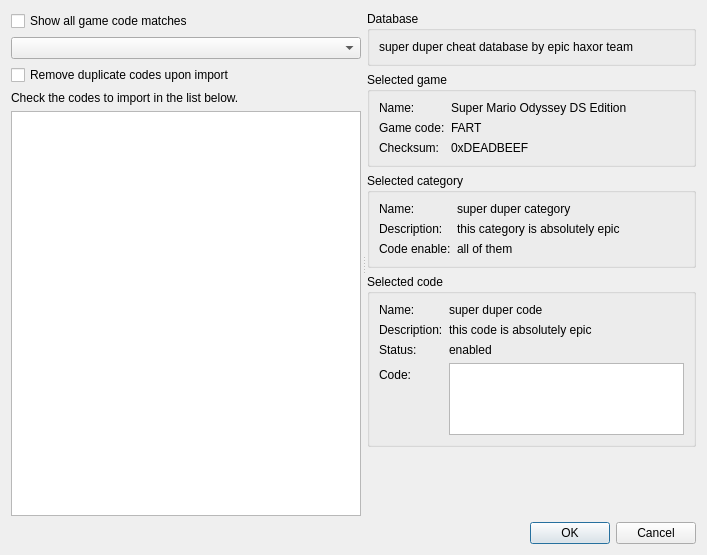
Old version of the form src/frontend/qt_sdl/CheatImportDialog.ui in the repository openpak/melonds.
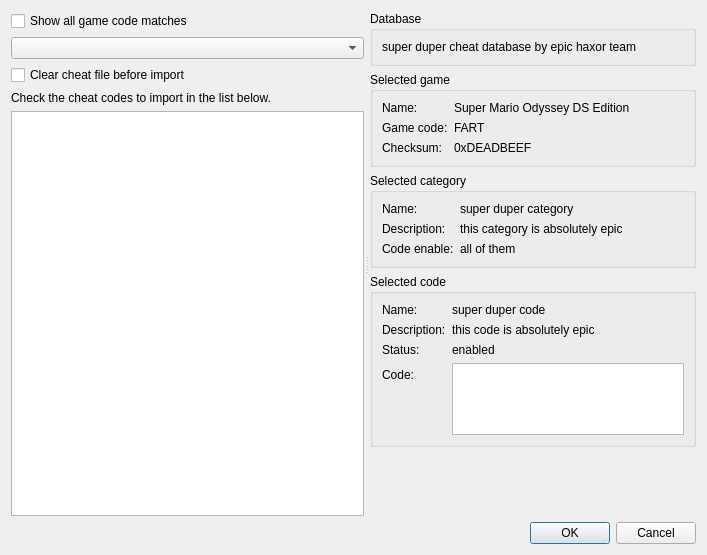
New version of the form.

```diff
--- a/src/frontend/qt_sdl/CheatImportDialog.ui
+++ b/src/frontend/qt_sdl/CheatImportDialog.ui
@@ -22,7 +22,7 @@
      <property name="handleWidth">
       <number>2</number>
      </property>
-     <widget class="QWidget" name="">
+     <widget class="QWidget" name="layoutWidget">
       <layout class="QVBoxLayout" name="verticalLayout">
        <property name="rightMargin">
         <number>2</number>
@@ -40,14 +40,14 @@
        <item>
         <widget class="QCheckBox" name="chkRemoveDuplicates">
          <property name="text">
-          <string>Remove duplicate codes upon import</string>
+          <string>Clear cheat file before import</string>
          </property>
         </widget>
        </item>
        <item>
         <widget class="QLabel" name="label_8">
          <property name="text">
-          <string>Check the codes to import in the list below.</string>
+          <string>Check the cheat codes to import in the list below.</string>
          </property>
         </widget>
        </item>
@@ -60,7 +60,7 @@
        </item>
       </layout>
      </widget>
-     <widget class="QWidget" name="">
+     <widget class="QWidget" name="layoutWidget">
       <layout class="QVBoxLayout" name="verticalLayout_2">
        <property name="leftMargin">
         <number>2</number>
```
Left out of the diff: 2 changed lines with no effect on the pictures.
